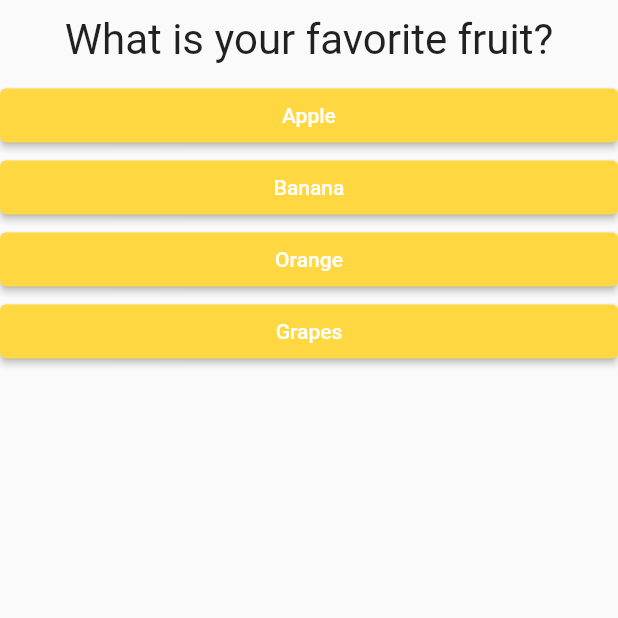
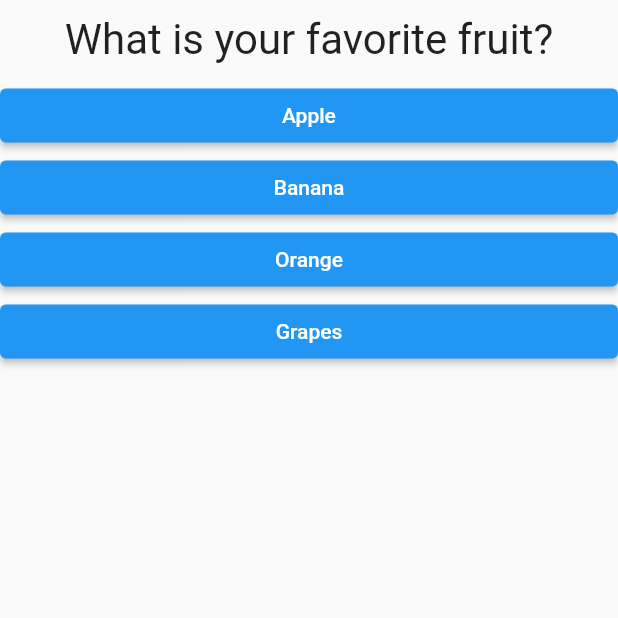
Before and after one commit to zyhzsh/s7-workshop-pototypes, a Flutter app: the screen it shows after launch, on a phone screen of 412 x 824 dp, the top half of it. Run offline on Flutter 3.47's test engine with Material 2 defaults, Android fonts, the phone set to English and light mode, and no system bars; our stand-ins replace flutter_chat_types, flutter_dotenv, image_picker, open_filex, vibration; missing offline and left inert: flutter_chat_ui.

Commit message:
Update answer.dart

```diff
--- a/flutter-basic/flutter_demo_one/lib/answer.dart
+++ b/flutter-basic/flutter_demo_one/lib/answer.dart
@@ -11,9 +11,6 @@ class Answer extends StatelessWidget {
     return Container(
       width: double.infinity,
       child: ElevatedButton(
-        style: ButtonStyle(
-          backgroundColor: MaterialStateProperty.all(Colors.amberAccent),
-        ),
         child: Text(
           answerText,
           style: TextStyle(color: Colors.white),
```
